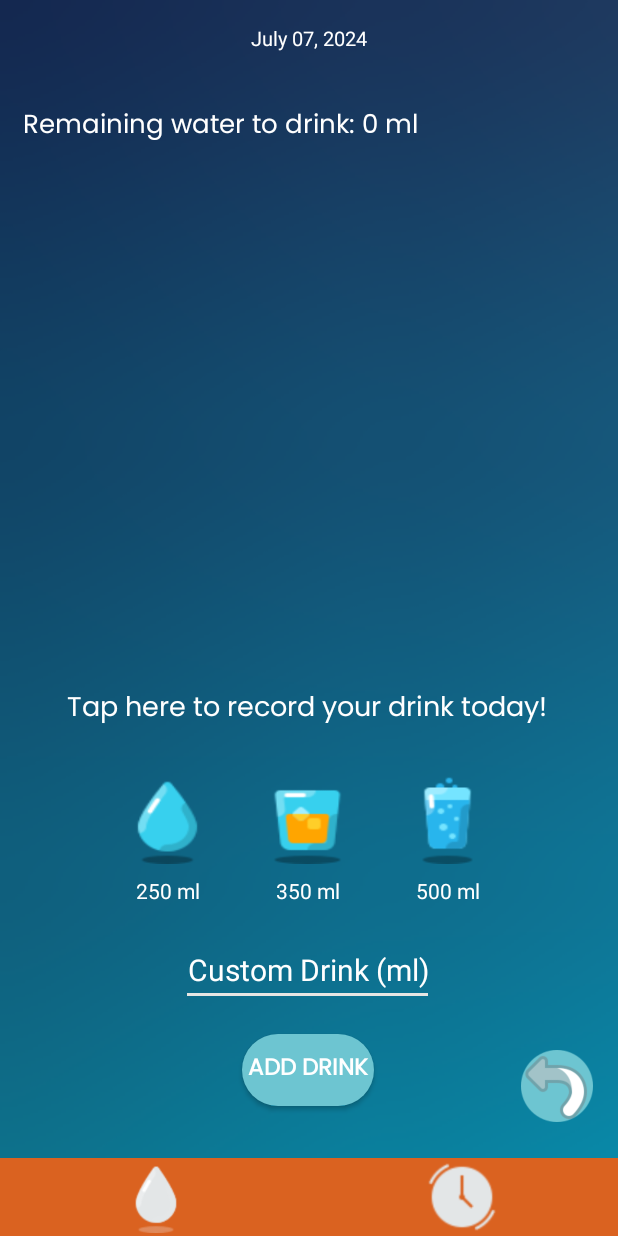
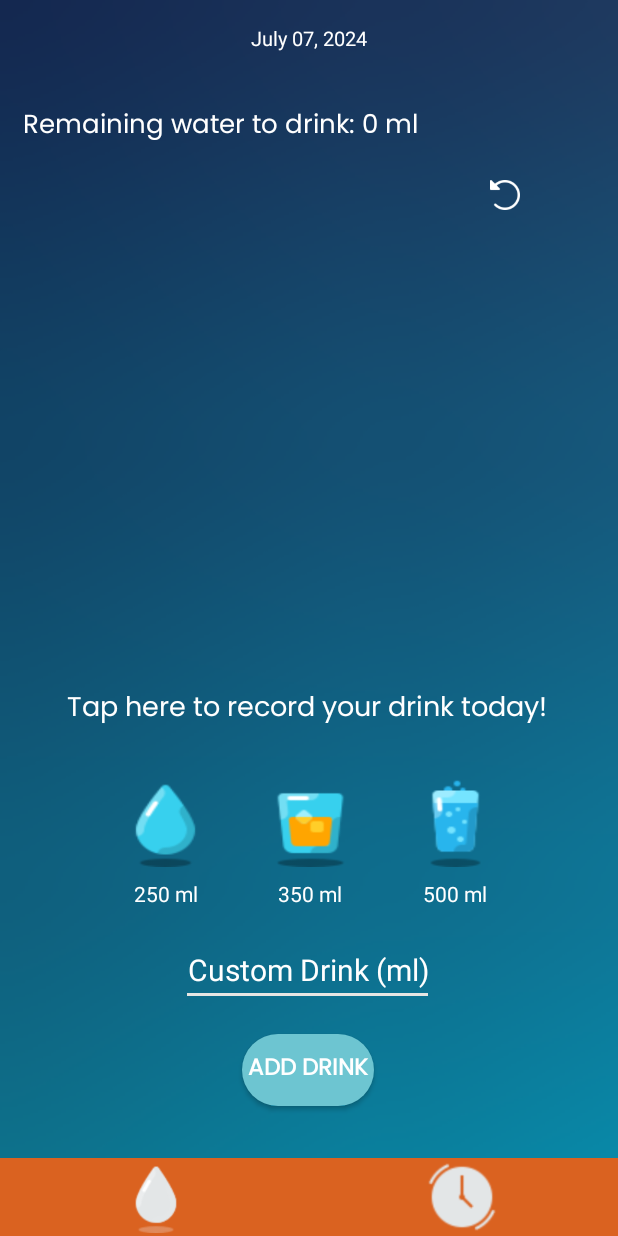
Before and after one commit to Patty29-xx/AquaDrate-App, an Android app: the HomePageActivity screen opened directly, with no data from a screen before it, on a phone screen of 412 x 824 dp. Run offline under Robolectric (Android 15) with nearby library versions, the light colour scheme and no system bars.

Commit message:
Water Reminder App

```diff
--- a/app/src/main/res/layout/activity_home_page.xml
+++ b/app/src/main/res/layout/activity_home_page.xml
@@ -54,17 +54,28 @@
             app:layout_constraintVertical_bias="0.128" />
 
 
+        <Button
+            android:id="@+id/btnUndo"
+            android:layout_width="20dp"
+            android:layout_height="20dp"
+            android:layout_below="@id/tvWaterRatio"
+            android:layout_alignParentEnd="true"
+            android:layout_marginTop="50dp"
+            android:layout_marginEnd="65dp"
+            android:background="@drawable/undo_btn"
+            android:contentDescription="Undo action" />
+
         <ProgressBar
             android:id="@+id/progressWater"
             style="?android:attr/progressBarStyleHorizontal"
-            android:layout_width="225dp"
-            android:layout_height="229dp"
+            android:layout_width="230dp"
+            android:layout_height="230dp"
             android:layout_below="@id/tvRemainingWater"
             android:layout_alignParentStart="true"
             android:layout_alignParentEnd="true"
             android:layout_centerVertical="true"
             android:layout_marginStart="91dp"
-            android:layout_marginTop="14dp"
+            android:layout_marginTop="8dp"
             android:layout_marginEnd="93dp"
             android:indeterminateOnly="false"
             android:max="100"
@@ -128,35 +139,17 @@
         app:layout_constraintTop_toTopOf="parent"
         app:layout_constraintVertical_bias="0.888" />
 
-
-
-    <Button
-        android:id="@+id/btnUndo"
-        android:layout_width="48dp"
-        android:layout_height="48dp"
-        android:layout_above="@id/bottom_button_container"
-        android:background="@drawable/undo_btn"
-        android:contentDescription="Undo action"
-        app:layout_constraintBottom_toBottomOf="@+id/bottom_button_container"
-        app:layout_constraintEnd_toEndOf="parent"
-        app:layout_constraintHorizontal_bias="0.955"
-        app:layout_constraintStart_toStartOf="parent"
-        app:layout_constraintTop_toTopOf="parent"
-        app:layout_constraintVertical_bias="0.902" />
-
     <LinearLayout
         android:id="@+id/linearLayout"
         android:layout_width="300dp"
         android:layout_height="wrap_content"
         android:layout_above="@+id/etDrinkAmount"
-        android:layout_marginStart="40dp"
         android:layout_marginTop="10sp"
-        android:baselineAligned="false"
-        android:orientation="horizontal"
-        android:padding="10dp"
+        android:gravity="center_horizontal"
+        android:padding="5dp"
         app:layout_constraintBottom_toBottomOf="parent"
         app:layout_constraintEnd_toEndOf="parent"
-        app:layout_constraintHorizontal_bias="0.211"
+        app:layout_constraintHorizontal_bias="0.511"
         app:layout_constraintStart_toStartOf="parent"
         app:layout_constraintTop_toTopOf="parent"
         app:layout_constraintVertical_bias="0.702">
```
Also changed, not shown: app/src/main/res/layout/activity_history.xml (+24 -27 lines), app/src/main/res/drawable/undo_btn.png, 2 other files.
